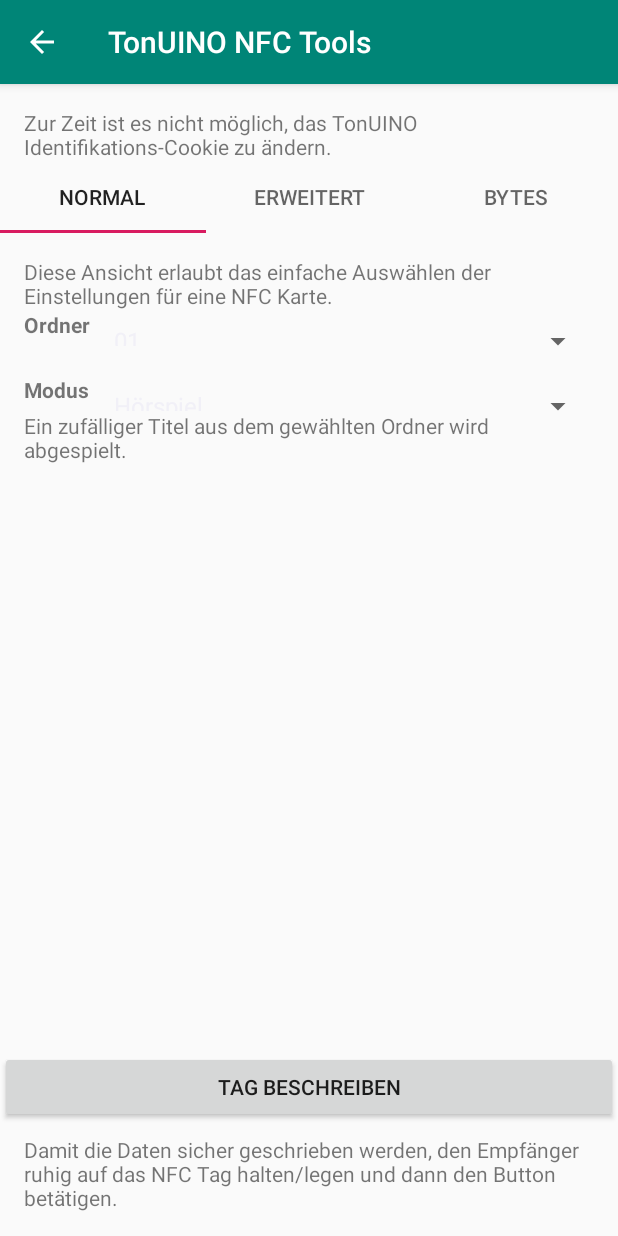
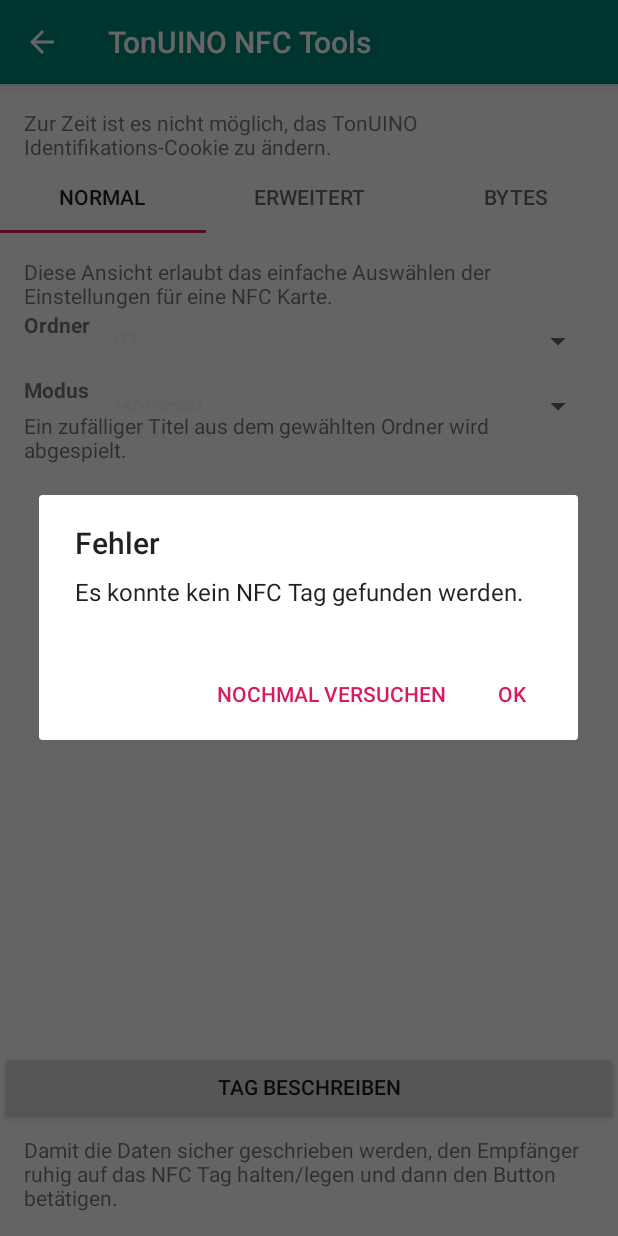
Before and after one commit to marc136/tonuino-nfc-tools, an Android app: the EditActivity screen opened directly, with no data from a screen before it, after a tap on "TAG BESCHREIBEN", on a phone screen of 412 x 824 dp. Run offline under Robolectric (Android 15) with nearby library versions, the light colour scheme and no system bars.

Commit message:
Add visual feedback after writing a tag
This also lists the NFC tag technologies that the device and tag
support, which can be used for future development.

```diff
--- a/app/src/main/java/de/mw136/tonuino/ui/EditActivity.kt
+++ b/app/src/main/java/de/mw136/tonuino/ui/EditActivity.kt
@@ -1,5 +1,6 @@
 package de.mw136.tonuino.ui
 
+import android.app.AlertDialog
 import android.nfc.Tag
 import android.os.Bundle
 import android.support.design.widget.TabLayout
@@ -55,13 +56,57 @@
     }
 
     @Suppress("UNUSED_PARAMETER")
-    fun writeTag(view: View) {
-        if (tag == null) return
+    fun onClickWriteTagButton(view: View) {
+        if (tag == null) {
+            showModalDialog(WriteResult.TAG_UNAVAILABLE)
+        } else {
+            writeTag()
+        }
+    }
 
+    private fun writeTag() {
         Log.w("$TAG.writeTag", "will write to tag ${tagIdAsString(tag!!)}")
         val result = writeTonuino(tag!!, tagData)
+        Log.w(TAG, "result ${result}")
 
-        Log.w(TAG, "result ${result}")
+        showModalDialog(result)
+    }
+
+    private fun showModalDialog(result: WriteResult) {
+        with(AlertDialog.Builder(this)) {
+            var showRetryButton = false
+
+            when (result) {
+                WriteResult.SUCCESS -> {
+                    setMessage(R.string.written_success)
+                }
+                WriteResult.UNSUPPORTED_FORMAT -> {
+                    setTitle(R.string.written_unsupported_tag_type)
+                    setMessage(getString(R.string.written_tag_technologies, techListOf(tag).joinToString(", ")))
+                }
+                WriteResult.AUTHENTICATION_FAILURE -> {
+                    setTitle(R.string.written_title_failure)
+                    setMessage(R.string.written_authentication_failure)
+                    showRetryButton = true
+                }
+                WriteResult.TAG_UNAVAILABLE -> {
+                    setTitle(R.string.written_title_failure)
+                    setMessage(R.string.written_tag_unavailable)
+                    showRetryButton = true
+                }
+                WriteResult.UNKNOWN_ERROR -> {
+                    setTitle(R.string.written_unknown_error)
+                    setMessage(getString(R.string.written_tag_technologies, techListOf(tag).joinToString(", ")))
+                    showRetryButton = true
+                }
+            }
+
+            setPositiveButton(getString(R.string.written_button_ok)) { _, _ -> }
+            if (showRetryButton) {
+                setNegativeButton(getString(R.string.written_button_retry)) { _, _ -> writeTag() }
+            }
+            create().show()
+        }
     }
 
     override fun onNfcTag(tag: Tag) {
--- a/app/src/main/res/layout/activity_edit.xml
+++ b/app/src/main/res/layout/activity_edit.xml
@@ -44,7 +44,7 @@
             android:text="@string/main_write_tag_button"
             android:layout_width="match_parent"
             android:layout_height="wrap_content"
-            android:onClick="writeTag"
+            android:onClick="onClickWriteTagButton"
             android:layout_marginTop="16dp"
             android:id="@+id/write_button"/>
     <TextView
--- a/app/src/main/res/values/strings.xml
+++ b/app/src/main/res/values/strings.xml
@@ -82,6 +82,17 @@
         aufgefüllt.
     </string>
 
+    <!-- Strings on write result modal dialog -->
+    <string name="written_title_failure">Fehler</string>
+    <string name="written_success">Erfolg: Daten wurden geschrieben.</string>
+    <string name="written_unsupported_tag_type">Die App kann auf diese Art NFC Tag nicht schreiben</string>
+    <string name="written_tag_technologies">"Der Tag unsterstützt diese Technologien:\n%s"</string>
+    <string name="written_authentication_failure">Authentifizierung am NFC Tag ist fehlgeschlagen.</string>
+    <string name="written_tag_unavailable">Es konnte kein NFC Tag gefunden werden.</string>
+    <string name="written_unknown_error">Ein unbekannter Fehler ist aufgetreten</string>
+    <string name="written_button_ok">Ok</string>
+    <string name="written_button_retry">Nochmal versuchen</string>
+
     <!-- Strings on ReadActivity -->
     <string name="read_title">Tag %s</string>
     <string name="read_intro">Gelesene Daten</string>
```
Also changed, not shown: app/src/main/java/de/mw136/tonuino/nfc/TagHelper.kt (+13 -2 lines).
